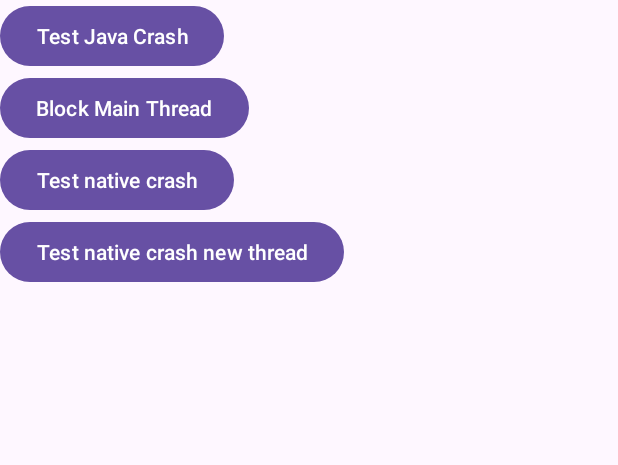
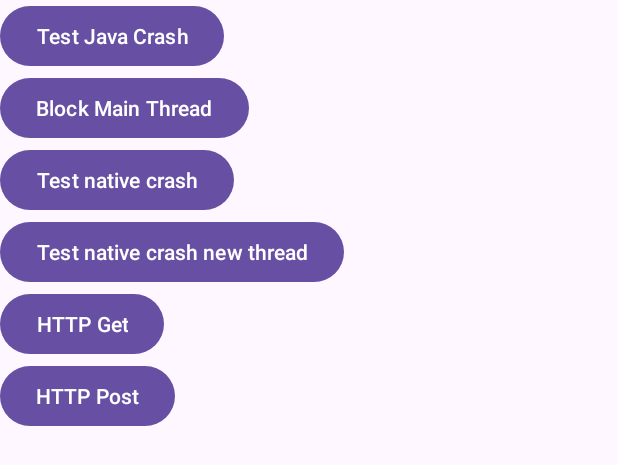
Before and after one commit to Tans5/tApm, an Android app: the layout main_activity.xml on its own in the app's theme, with its tools: preview values and no code run, on a phone screen of 412 x 824 dp. Shown: the top 465 px of the screen. Run offline under Robolectric (Android 15) with nearby library versions, the phone set to English and light mode, and no system bars; network calls fail.

Commit message:
[feat] Add OkHttp.

```diff
--- a/demo/build.gradle.kts
+++ b/demo/build.gradle.kts
@@ -58,6 +58,9 @@ dependencies {
     implementation(libs.coroutines.core.jvm)
     implementation(libs.coroutines.android)
 
+    implementation(libs.okhttp3)
+    implementation(libs.okhttp3.logging.interceptor)
+
     implementation(libs.tuiutils)
     implementation(libs.tlog)
     implementation(libs.tlrucatch)
--- a/demo/src/main/res/layout/main_activity.xml
+++ b/demo/src/main/res/layout/main_activity.xml
@@ -36,4 +36,20 @@
         app:layout_constraintStart_toStartOf="parent"
         app:layout_constraintTop_toBottomOf="@id/test_native_crash_bt"/>
 
+    <Button
+        android:id="@+id/http_get_bt"
+        android:layout_width="wrap_content"
+        android:layout_height="wrap_content"
+        android:text="HTTP Get"
+        app:layout_constraintStart_toStartOf="parent"
+        app:layout_constraintTop_toBottomOf="@id/test_native_crash_new_thread_bt" />
+
+    <Button
+        android:id="@+id/http_post_bt"
+        android:layout_width="wrap_content"
+        android:layout_height="wrap_content"
+        android:text="HTTP Post"
+        app:layout_constraintStart_toStartOf="parent"
+        app:layout_constraintTop_toBottomOf="@id/http_get_bt" />
+
 </androidx.constraintlayout.widget.ConstraintLayout>
--- a/gradle/libs.versions.toml
+++ b/gradle/libs.versions.toml
@@ -7,9 +7,10 @@ junitVersion = "1.2.1"
 espressoCore = "3.6.1"
 appcompat = "1.7.0"
 material = "1.12.0"
-tuiutils = "1.1.1"
 corouines = "1.10.1"
 androidx-annotaion = "1.9.1"
+okhttp3 = "4.12.0"
+tuiutils = "1.1.1"
 tlog = "1.0.1"
 tlrucache = "1.0.1"
 
@@ -24,6 +25,8 @@ material = { group = "com.google.android.material", name = "material", version.r
 coroutines-core = { group = "org.jetbrains.kotlinx", name = "kotlinx-coroutines-core", version.ref = "corouines" }
 coroutines-core-jvm = { group = "org.jetbrains.kotlinx", name = "kotlinx-coroutines-core-jvm", version.ref = "corouines" }
 coroutines-android = { group = "org.jetbrains.kotlinx", name = "kotlinx-coroutines-android", version.ref = "corouines" }
+okhttp3 = { group = "com.squareup.okhttp3", name = "okhttp", version.ref = "okhttp3"}
+okhttp3-logging-interceptor = { group = "com.squareup.okhttp3", name = "logging-interceptor", version.ref = "okhttp3" }
 tuiutils = { group = "io.github.tans5", name = "tuiutils", version.ref = "tuiutils"}
 tlog = { group = "io.github.tans5", name = "tlog", version.ref = "tlog" }
 tlrucatch = { group = "io.github.tans5", name = "tlrucache", version.ref = "tlrucache" }
--- a/tapm-core/build.gradle.kts
+++ b/tapm-core/build.gradle.kts
@@ -64,6 +64,7 @@ android {
 
 dependencies {
     implementation(libs.androidx.annotaion)
+    implementation(libs.okhttp3)
 
     testImplementation(libs.junit)
     androidTestImplementation(libs.androidx.junit)
```
Also changed, not shown: demo/src/main/java/com/tans/tapm/demo/App.kt (+14 -0 lines), demo/src/main/java/com/tans/tapm/demo/MainActivity.kt (+42 -0 lines), tapm-core/src/main/java/com/tans/tapm/monitors/HttpRequestMonitor.kt (added, +49 -0 lines).
